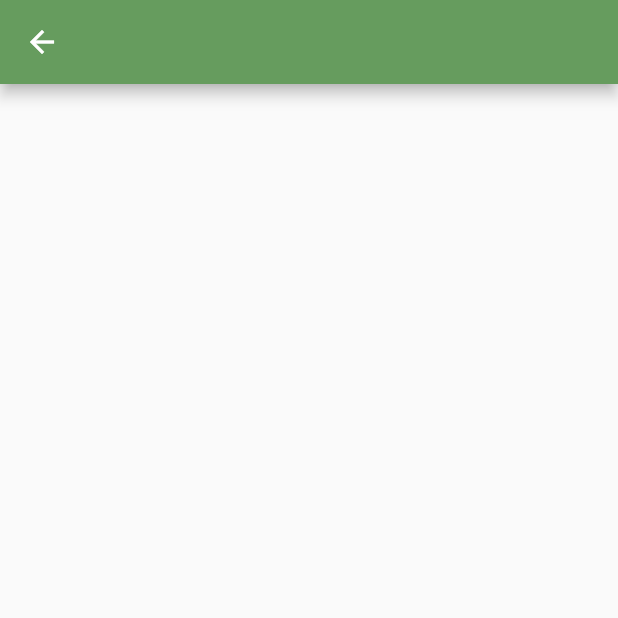
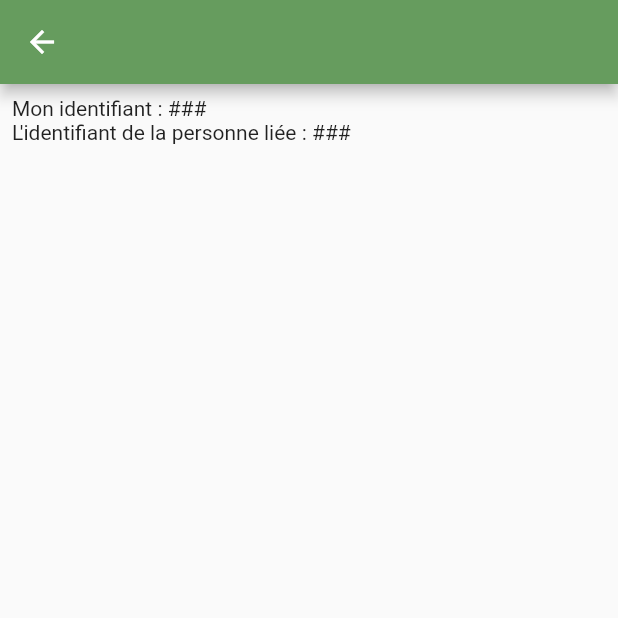
Before and after one commit to CedricBardaine/hearts_sender, a Flutter app: the Settings screen opened directly, on a phone screen of 412 x 824 dp, the top half of it. Run offline on Flutter 3.47's test engine with Material 2 defaults, Android fonts, the phone set to English and light mode, and no system bars.

Commit message:
add texts to settings page

```diff
--- a/lib/pages/settings.dart
+++ b/lib/pages/settings.dart
@@ -11,6 +11,21 @@ class Settings extends StatelessWidget {
               Navigator.pop(context);
             }),
       ),
+      body: Padding(
+        padding: EdgeInsets.all(8.0),
+        child: Row(
+          children: [
+            Column(
+              mainAxisAlignment: MainAxisAlignment.start,
+              crossAxisAlignment: CrossAxisAlignment.start,
+              children: [
+                Text("Mon identifiant : " + "###"),
+                Text("L'identifiant de la personne liée : " + "###"),
+              ],
+            )
+          ],
+        ),
+      ),
     );
   }
 }
```
